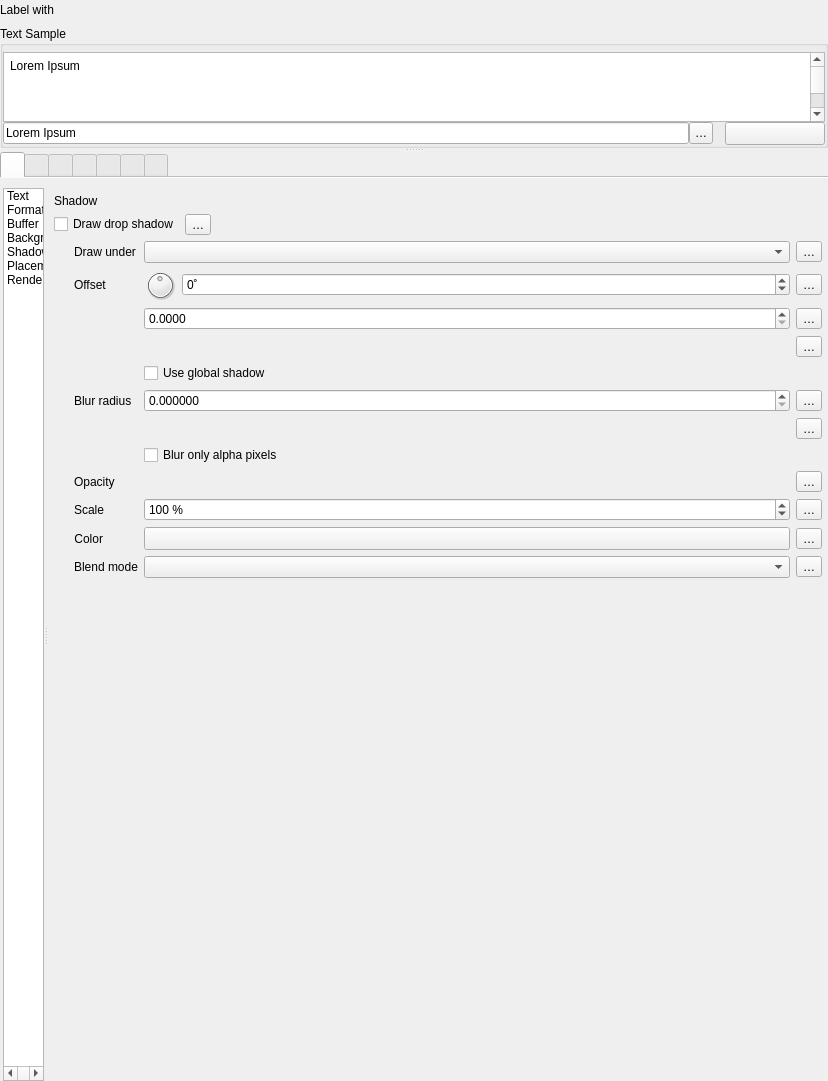
Qt form src/ui/qgstextformatwidgetbase.ui (qgis/QGIS) before a commit.
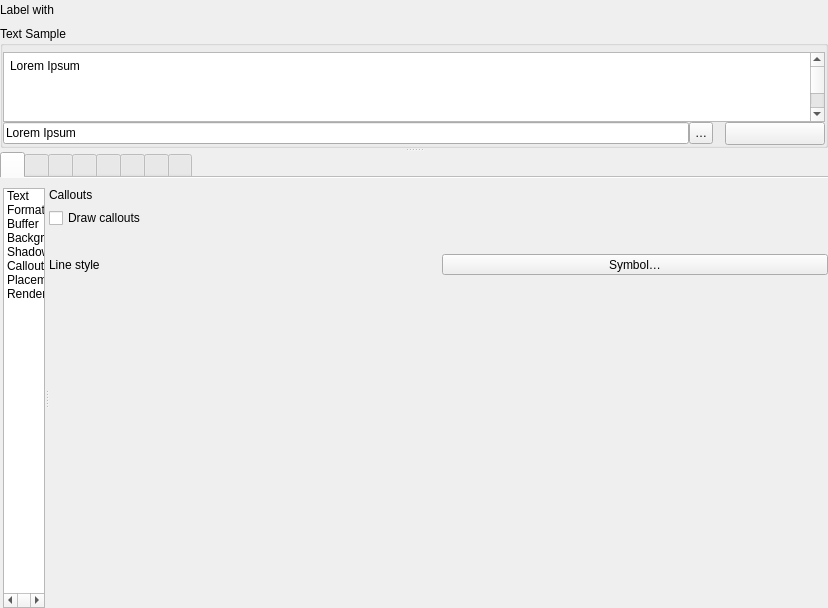
The same form after that commit. The open tabs and pages were chosen to show the change. Icons and pictures are not drawn. Custom widgets are drawn as their Qt base class.

Commit message: Early prototype of label callouts

Diff of the .ui file:
```diff
--- a/src/ui/qgstextformatwidgetbase.ui
+++ b/src/ui/qgstextformatwidgetbase.ui
@@ -7,7 +7,7 @@
     <x>0</x>
     <y>0</y>
     <width>828</width>
-    <height>1081</height>
+    <height>608</height>
    </rect>
   </property>
   <property name="windowTitle">
@@ -397,6 +397,18 @@
               <string/>
              </attribute>
             </widget>
+            <widget class="QWidget" name="callouts">
+             <attribute name="icon">
+              <iconset resource="../../images/images.qrc">
+               <normaloff>:/images/themes/default/mIconSnappingSegment.svg</normaloff>:/images/themes/default/mIconSnappingSegment.svg</iconset>
+             </attribute>
+             <attribute name="title">
+              <string/>
+             </attribute>
+             <attribute name="toolTip">
+              <string>Callouts</string>
+             </attribute>
+            </widget>
             <widget class="QWidget" name="widget">
              <attribute name="icon">
               <iconset resource="../../images/images.qrc">
@@ -534,6 +546,18 @@
                    <normaloff>:/images/themes/default/propertyicons/labelshadow.svg</normaloff>:/images/themes/default/propertyicons/labelshadow.svg</iconset>
                  </property>
                 </item>
+                <item>
+                 <property name="text">
+                  <string>Callouts</string>
+                 </property>
+                 <property name="toolTip">
+                  <string>Callouts</string>
+                 </property>
+                 <property name="icon">
+                  <iconset resource="../../images/images.qrc">
+                   <normaloff>:/images/themes/default/mIconSnappingSegment.svg</normaloff>:/images/themes/default/mIconSnappingSegment.svg</iconset>
+                 </property>
+                </item>
                 <item>
                  <property name="text">
                   <string>Placement</string>
@@ -577,21 +601,21 @@
              </property>
              <layout class="QVBoxLayout" name="verticalLayout_3">
               <property name="leftMargin">
-               <number>6</number>
+               <number>0</number>
               </property>
               <property name="topMargin">
-               <number>6</number>
+               <number>0</number>
               </property>
               <property name="rightMargin">
                <number>0</number>
               </property>
               <property name="bottomMargin">
-               <number>6</number>
+               <number>0</number>
               </property>
               <item>
                <widget class="QStackedWidget" name="mLabelStackedWidget">
                 <property name="currentIndex">
-                 <number>4</number>
+                 <number>5</number>
                 </property>
                 <widget class="QWidget" name="mLabelPage_Text">
                  <layout class="QVBoxLayout" name="verticalLayout_6">
@@ -3185,8 +3209,8 @@
                       <rect>
                        <x>0</x>
                        <y>0</y>
-                       <width>770</width>
-                       <height>866</height>
+                       <width>768</width>
+                       <height>457</height>
                       </rect>
                      </property>
                      <layout class="QVBoxLayout" name="verticalLayout_22">
@@ -3586,6 +3610,151 @@
                   </item>
                  </layout>
                 </widget>
+                <widget class="QWidget" name="page">
+                 <layout class="QVBoxLayout" name="verticalLayout_14">
+                  <property name="leftMargin">
+                   <number>0</number>
+                  </property>
+                  <property name="topMargin">
+                   <number>0</number>
+                  </property>
+                  <property name="rightMargin">
+                   <number>0</number>
+                  </property>
+                  <property name="bottomMargin">
+                   <number>0</number>
+                  </property>
+                  <item>
+                   <widget class="QScrollArea" name="scrollArea_6">
+                    <property name="frameShape">
+                     <enum>QFrame::NoFrame</enum>
+                    </property>
+                    <property name="widgetResizable">
+                     <bool>true</bool>
+                    </property>
+                    <widget class="QWidget" name="scrollAreaWidgetContents_7">
+                     <property name="geometry">
+                      <rect>
+                       <x>0</x>
+                       <y>0</y>
+                       <width>782</width>
+                       <height>387</height>
+                      </rect>
+                     </property>
+                     <layout class="QGridLayout" name="gridLayout_46">
+                      <property name="leftMargin">
+                       <number>0</number>
+                      </property>
+                      <property name="topMargin">
+                       <number>0</number>
+                      </property>
+                      <property name="rightMargin">
+                       <number>0</number>
+                      </property>
+                      <property name="bottomMargin">
+                       <number>0</number>
+                      </property>
+                      <item row="0" column="0">
+                       <layout class="QGridLayout" name="gridLayout_43">
+                        <item row="0" column="0">
+                         <widget class="QLabel" name="label_51">
+                          <property name="text">
+                           <string>Callouts</string>
+                          </property>
+                         </widget>
+                        </item>
+                        <item row="3" column="0" colspan="2">
+                         <widget class="QFrame" name="mShadowFrame_2">
+                          <layout class="QGridLayout" name="gridLayout_44">
+                           <property name="leftMargin">
+                            <number>20</number>
+                           </property>
+                           <property name="topMargin">
+                            <number>0</number>
+                           </property>
+                           <property name="rightMargin">
+                            <number>0</number>
+                           </property>
+                           <property name="bottomMargin">
+                            <number>0</number>
+                           </property>
+                           <item row="0" column="0">
+                            <spacer name="verticalSpacer_2">
+                             <property name="orientation">
+                              <enum>Qt::Vertical</enum>
+                             </property>
+                             <property name="sizeHint" stdset="0">
+                              <size>
+                               <width>20</width>
+                               <height>40</height>
+                              </size>
+                             </property>
+                            </spacer>
+                           </item>
+                          </layout>
+                         </widget>
+                        </item>
+                        <item row="1" column="1">
+                         <spacer name="horizontalSpacer_15">
+                          <property name="orientation">
+                           <enum>Qt::Horizontal</enum>
+                          </property>
+                          <property name="sizeHint" stdset="0">
+                           <size>
+                            <width>0</width>
+                            <height>20</height>
+                           </size>
+                          </property>
+                         </spacer>
+                        </item>
+                        <item row="2" column="0" colspan="2">
+                         <layout class="QGridLayout" name="gridLayout_45">
+                          <property name="topMargin">
+                           <number>20</number>
+                          </property>
+                          <item row="0" column="1">
+                           <widget class="QgsSymbolButton" name="mCalloutLineStyleButton">
+                            <property name="sizePolicy">
+                             <sizepolicy hsizetype="Preferred" vsizetype="Fixed">
+                              <horstretch>0</horstretch>
+                              <verstretch>0</verstretch>
+                             </sizepolicy>
+                            </property>
+                            <property name="text">
+                             <string>Symbol…</string>
+                            </property>
+                           </widget>
+                          </item>
+                          <item row="0" column="0">
+                           <widget class="QLabel" name="label">
+                            <property name="text">
+                             <string>Line style</string>
+                            </property>
+                           </widget>
+                          </item>
+                         </layout>
+                        </item>
+                        <item row="1" column="0">
+                         <widget class="QCheckBox" name="mCalloutsDrawCheckBox">
+                          <property name="sizePolicy">
+                           <sizepolicy hsizetype="Maximum" vsizetype="Fixed">
+                            <horstretch>0</horstretch>
+                            <verstretch>0</verstretch>
+                           </sizepolicy>
+                          </property>
+                          <property name="text">
+                           <string>Draw callouts</string>
+                          </property>
+                         </widget>
+                        </item>
+                       </layout>
+                      </item>
+                     </layout>
+                    </widget>
+                   </widget>
+                  </item>
+                 </layout>
+                </widget>
                 <widget class="QWidget" name="mLabelPage_Placement">
                  <layout class="QVBoxLayout" name="verticalLayout_10">
                   <property name="leftMargin">
```
Left out of the diff: 29 changed lines with no effect on the pictures. The commit also changes 13 other files.
